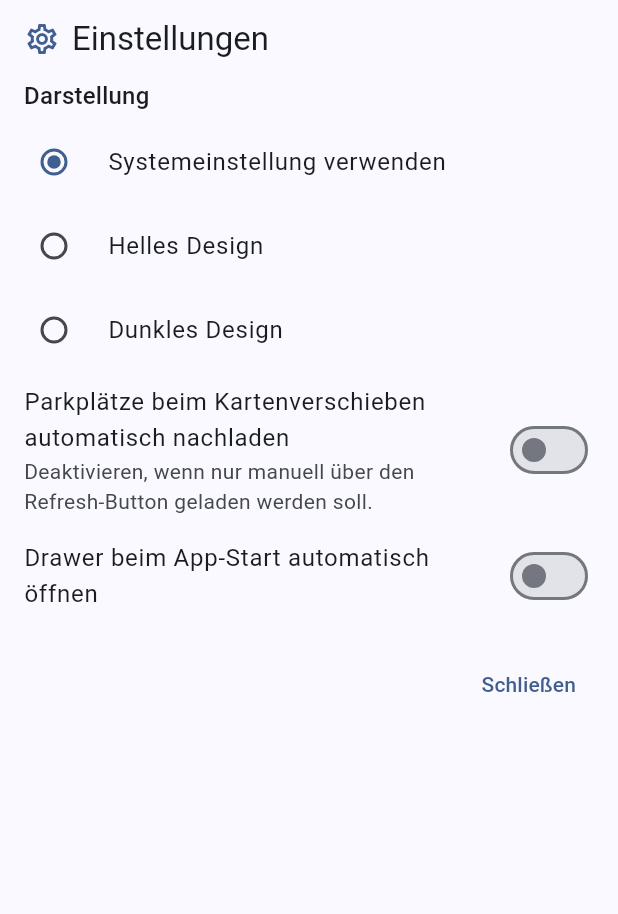
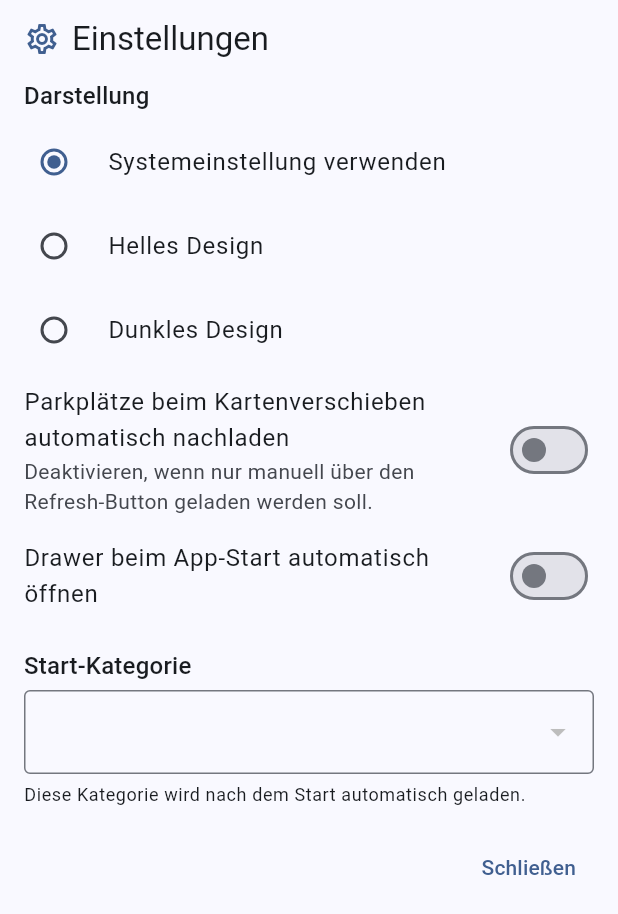
Before and after one commit to p-schulz/mobidata-bw-flutter, a Flutter app: the SettingsSheet widget shown alone on an empty page, opened directly with empty values, on a phone screen of 412 x 824 dp. Shown: the top 914 px of the screen. Run offline on Flutter 3.47's test engine with Material 3 defaults, Android fonts, the light colour scheme and no system bars; our stand-ins replace dio, fixnum, flutter_map, flutter_spinkit, geolocator, hive_flutter and 2 more; missing offline and left inert: gtfs_realtime_bindings; accounts and stored records are empty; network calls fail.

Commit message:
Update: Added settings to save start category

```diff
--- a/lib/widgets/settings_sheet.dart
+++ b/lib/widgets/settings_sheet.dart
@@ -1,12 +1,16 @@
 import 'package:flutter/material.dart';
 
 import '../models/app_theme_setting.dart';
+import '../models/categories.dart';
 
 class SettingsSheet extends StatefulWidget {
   final bool autoLoadOnMove;
   final bool openDrawerOnStart;
   final ValueChanged<bool> onChangeAutoLoadOnMove;
   final ValueChanged<bool> onChangeOpenDrawerOnStart;
+  final DatasetCategory startCategory;
+  final Map<DatasetCategory, String> categoryTitles;
+  final ValueChanged<DatasetCategory> onChangeStartCategory;
 
   final AppThemeSetting appThemeSetting;
   final ValueChanged<AppThemeSetting> onChangeTheme; // NEU
@@ -16,6 +20,9 @@ class SettingsSheet extends StatefulWidget {
     required this.openDrawerOnStart,
     required this.onChangeAutoLoadOnMove,
     required this.onChangeOpenDrawerOnStart,
+    required this.startCategory,
+    required this.categoryTitles,
+    required this.onChangeStartCategory,
     required this.appThemeSetting,
     required this.onChangeTheme,
   });
@@ -28,6 +35,7 @@ class SettingsSheetState extends State<SettingsSheet> {
   late bool _autoLoadOnMove;
   late bool _openDrawerOnStart;
   late AppThemeSetting _appThemeSetting;
+  late DatasetCategory _startCategory;
 
   @override
   void initState() {
@@ -35,6 +43,7 @@ class SettingsSheetState extends State<SettingsSheet> {
     _autoLoadOnMove = widget.autoLoadOnMove;
     _openDrawerOnStart = widget.openDrawerOnStart;
     _appThemeSetting = widget.appThemeSetting;
+    _startCategory = widget.startCategory;
   }
 
   @override
@@ -127,6 +136,37 @@ class SettingsSheetState extends State<SettingsSheet> {
               ),
 
               const SizedBox(height: 16),
+              Text('Start-Kategorie', style: theme.textTheme.titleMedium),
+              const SizedBox(height: 4),
+              DropdownButtonFormField<DatasetCategory>(
+                value: _startCategory,
+                decoration: const InputDecoration(
+                  border: OutlineInputBorder(),
+                ),
+                items: widget.categoryTitles.entries
+                    .where(
+                      (entry) => entry.key != DatasetCategory.bicycleNetwork,
+                    )
+                    .map(
+                      (entry) => DropdownMenuItem<DatasetCategory>(
+                        value: entry.key,
+                        child: Text(entry.value),
+                      ),
+                    )
+                    .toList(),
+                onChanged: (val) {
+                  if (val == null) return;
+                  setState(() => _startCategory = val);
+                  widget.onChangeStartCategory(val);
+                },
+              ),
+              const SizedBox(height: 6),
+              Text(
+                'Diese Kategorie wird nach dem Start automatisch geladen.',
+                style: theme.textTheme.bodySmall,
+              ),
+
+              const SizedBox(height: 16),
               Align(
                 alignment: Alignment.centerRight,
                 child: TextButton(
```
Also changed, not shown: lib/screens/home_screen.dart (+69 -18 lines).
